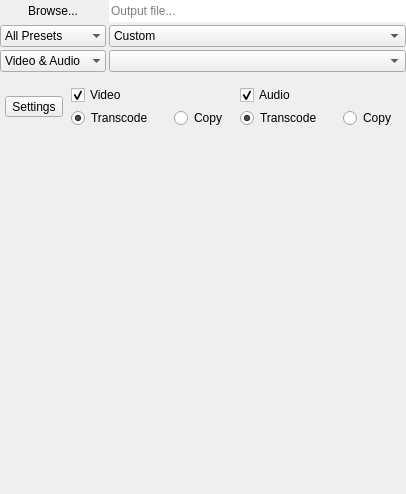
Before: the Qt Designer form src/UI/outputwidget.ui in RxLaboratory/DuME, drawn with Qt 5.
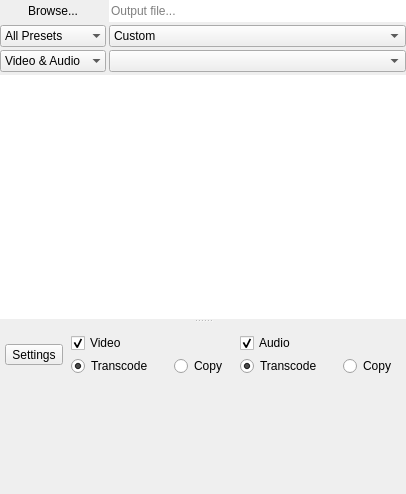
After: the same form once the commit is applied. Icons and pictures are not drawn. Custom widgets are drawn as their Qt base class.

Commit message: added output media info box

```diff
--- a/src/UI/outputwidget.ui
+++ b/src/UI/outputwidget.ui
@@ -13,7 +13,7 @@
   <property name="windowTitle">
    <string>Form</string>
   </property>
-  <layout class="QVBoxLayout" name="verticalLayout_4">
+  <layout class="QVBoxLayout" name="verticalLayout_5">
    <property name="spacing">
     <number>3</number>
    </property>
@@ -210,6 +210,21 @@
     </widget>
    </item>
    <item>
+    <widget class="QSplitter" name="splitter">
+     <property name="orientation">
+      <enum>Qt::Vertical</enum>
+     </property>
+     <widget class="QPlainTextEdit" name="mediaInfoEdit">
+      <property name="frameShape">
+       <enum>QFrame::NoFrame</enum>
+      </property>
+     </widget>
+     <widget class="QWidget" name="">
+      <layout class="QVBoxLayout" name="verticalLayout_4">
+       <property name="spacing">
+        <number>3</number>
+       </property>
+       <item>
     <layout class="QHBoxLayout" name="horizontalLayout_4">
      <property name="spacing">
       <number>3</number>
@@ -422,8 +437,8 @@
        <rect>
         <x>0</x>
         <y>0</y>
-        <width>390</width>
-        <height>336</height>
+            <width>388</width>
+            <height>100</height>
        </rect>
       </property>
       <layout class="QVBoxLayout" name="verticalLayout" stretch="0,1">
@@ -475,6 +490,10 @@
           </size>
          </property>
         </spacer>
+           </item>
+          </layout>
+         </widget>
+        </widget>
        </item>
       </layout>
      </widget>
```
Lines whose indentation alone changed are shown as unchanged. The commit also changes 4 other files.
